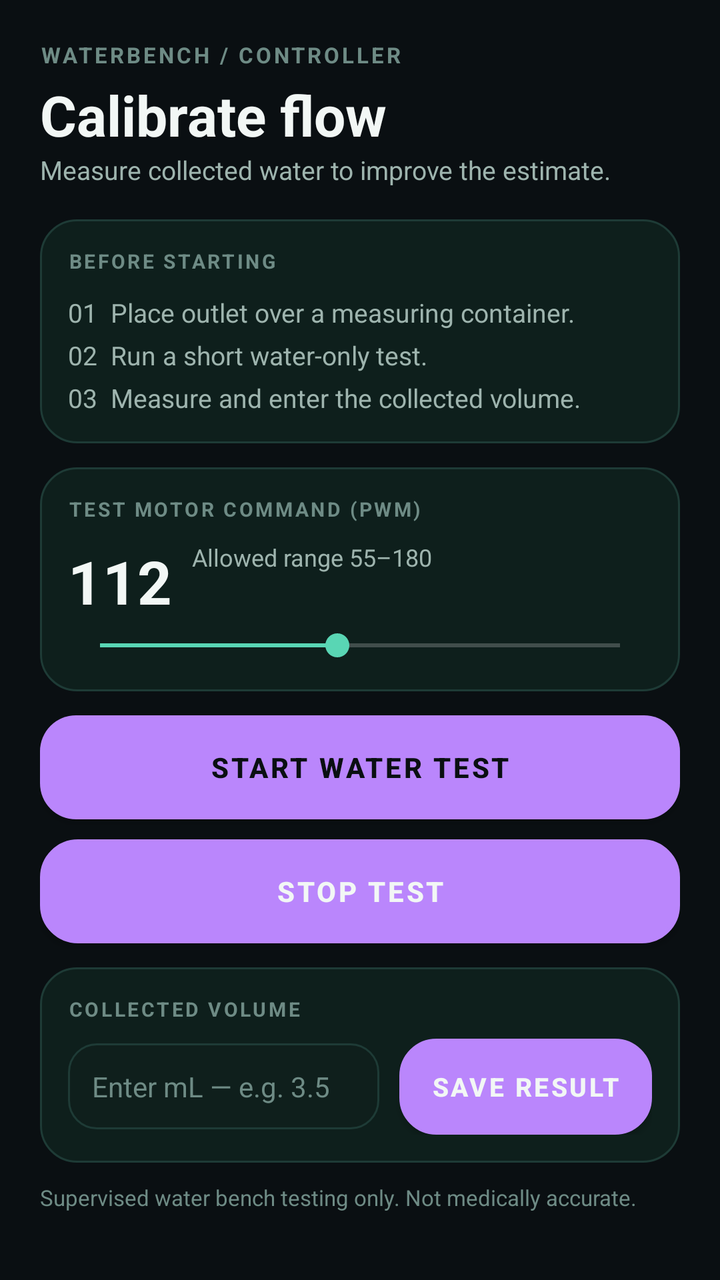
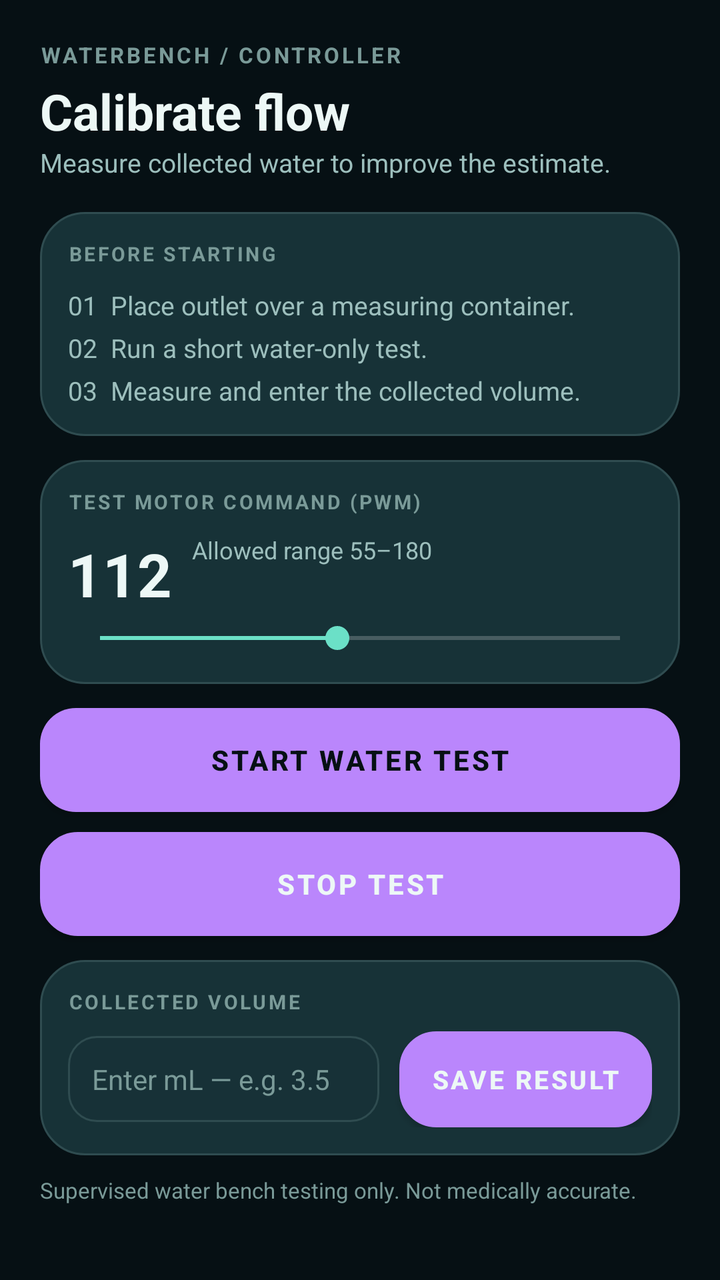

The first picture is an Android layout as it rendered before a commit; the second is the same layout after the commit. The layout source and the unified diff follow.
<!-- AndroidManifest.xml: application theme Theme.WaterBench -->
<!-- res/layout/screen_calibrate.xml -->
<?xml version="1.0" encoding="utf-8"?>
<LinearLayout xmlns:android="http://schemas.android.com/apk/res/android"
    android:layout_width="match_parent"
    android:layout_height="wrap_content"
    android:orientation="vertical"
    android:padding="20dp">

    <TextView android:layout_width="wrap_content" android:layout_height="wrap_content"
        android:text="WATERBENCH / CONTROLLER"
        android:textColor="?attr/wbTextMuted" android:textSize="11sp"
        android:letterSpacing="0.12" android:textStyle="bold" />

    <TextView android:layout_width="wrap_content" android:layout_height="wrap_content"
        android:text="Calibrate flow" android:textColor="?attr/wbTextPrimary"
        android:textSize="28sp" android:textStyle="bold" android:layout_marginTop="4dp" />

    <TextView android:layout_width="wrap_content" android:layout_height="wrap_content"
        android:text="@string/tagline_calibration" android:textColor="?attr/wbTextSecondary"
        android:textSize="13sp" android:layout_marginBottom="16dp" />

    
    <LinearLayout android:layout_width="match_parent" android:layout_height="wrap_content"
        android:orientation="vertical" android:background="@drawable/card_bg"
        android:padding="14dp" android:layout_marginBottom="12dp">

        <TextView android:layout_width="wrap_content" android:layout_height="wrap_content"
            android:text="BEFORE STARTING" android:textColor="?attr/wbTextMuted"
            android:textSize="10sp" android:letterSpacing="0.12" android:textStyle="bold" />

        <TextView android:layout_width="wrap_content" android:layout_height="wrap_content"
            android:layout_marginTop="10dp"
            android:text="01  Place outlet over a measuring container.\n02  Run a short water-only test.\n03  Measure and enter the collected volume."
            android:textColor="?attr/wbTextSecondary" android:textSize="13sp" android:lineSpacingExtra="6dp" />
    </LinearLayout>

    
    <LinearLayout android:layout_width="match_parent" android:layout_height="wrap_content"
        android:orientation="vertical" android:background="@drawable/card_bg"
        android:padding="14dp" android:layout_marginBottom="12dp">

        <TextView android:layout_width="wrap_content" android:layout_height="wrap_content"
            android:text="TEST MOTOR COMMAND (PWM)" android:textColor="?attr/wbTextMuted"
            android:textSize="10sp" android:letterSpacing="0.12" android:textStyle="bold" />

        <LinearLayout android:layout_width="match_parent" android:layout_height="wrap_content"
            android:orientation="horizontal" android:gravity="center_vertical">

            <TextView android:id="@+id/tvCalPwm"
                android:layout_width="wrap_content" android:layout_height="wrap_content"
                android:layout_marginTop="6dp" android:text="112"
                android:textColor="?attr/wbTextPrimary" android:textSize="30sp" android:textStyle="bold" />

            <TextView android:layout_width="wrap_content" android:layout_height="wrap_content"
                android:layout_marginStart="10dp" android:layout_marginBottom="6dp"
                android:text="Allowed range 55–180" android:textColor="?attr/wbTextSecondary"
                android:textSize="12sp" />
        </LinearLayout>

        <SeekBar android:id="@+id/seekCalPwm"
            android:layout_width="match_parent" android:layout_height="wrap_content"
            android:layout_marginTop="6dp" android:max="125" android:progress="57"
            android:progressTint="?attr/wbAccent" android:thumbTint="?attr/wbAccent" />
    </LinearLayout>

    
    <Button android:id="@+id/btnCalStart"
        android:layout_width="match_parent" android:layout_height="52dp"
        android:background="@drawable/btn_normal" android:text="START WATER TEST"
        android:textColor="?attr/wbBg" android:textStyle="bold" android:layout_marginBottom="10dp" />

    <Button android:id="@+id/btnCalStop"
        android:layout_width="match_parent" android:layout_height="52dp"
        android:background="@drawable/btn_stop" android:text="STOP TEST"
        android:textColor="?attr/wbTextPrimary" android:textStyle="bold" android:layout_marginBottom="12dp" />

    
    <LinearLayout android:layout_width="match_parent" android:layout_height="wrap_content"
        android:orientation="vertical" android:background="@drawable/card_bg"
        android:padding="14dp" android:layout_marginBottom="10dp">

        <TextView android:layout_width="wrap_content" android:layout_height="wrap_content"
            android:text="COLLECTED VOLUME" android:textColor="?attr/wbTextMuted"
            android:textSize="10sp" android:letterSpacing="0.12" android:textStyle="bold" />

        <LinearLayout android:layout_width="match_parent" android:layout_height="wrap_content"
            android:orientation="horizontal" android:gravity="center_vertical" android:layout_marginTop="8dp">

            <EditText android:id="@+id/etCalVolume"
                android:layout_width="0dp" android:layout_weight="1" android:layout_height="wrap_content"
                android:background="@drawable/input_bg" android:padding="12dp"
                android:hint="Enter mL — e.g. 3.5" android:textColorHint="?attr/wbTextMuted"
                android:textColor="?attr/wbTextPrimary" android:textSize="14sp"
                android:inputType="numberDecimal" />

            <Button android:id="@+id/btnCalSave"
                android:layout_width="wrap_content" android:layout_height="wrap_content"
                android:background="@drawable/btn_secondary"
                android:paddingStart="16dp" android:paddingEnd="16dp"
                android:text="SAVE RESULT" android:textColor="?attr/wbTextPrimary"
                android:textSize="13sp" android:textStyle="bold" android:layout_marginStart="10dp" />
        </LinearLayout>
    </LinearLayout>

    <TextView android:layout_width="match_parent" android:layout_height="wrap_content"
        android:text="Supervised water bench testing only. Not medically accurate."
        android:textColor="?attr/wbTextMuted" android:textSize="11sp" />

    <TextView android:layout_width="match_parent" android:layout_height="wrap_content"
        android:layout_marginTop="20dp" android:gravity="center"
        android:text="Water-only supervised bench prototype · Not for medical or human use"
        android:textColor="?attr/wbTextMuted" android:textSize="11sp" />
</LinearLayout>
<!-- resources referenced by this layout -->
<resources>
  <!-- drawable btn_normal (drawable) -->
  <?xml version="1.0" encoding="utf-8"?>
  <ripple xmlns:android="http://schemas.android.com/apk/res/android"
      android:color="#33FFFFFF">
      <item>
          <shape android:shape="rectangle">
              <solid android:color="?attr/wbAccent" />
              <corners android:radius="18dp" />
          </shape>
      </item>
  </ripple>
  <!-- drawable btn_secondary (drawable) -->
  <?xml version="1.0" encoding="utf-8"?>
  <ripple xmlns:android="http://schemas.android.com/apk/res/android"
      android:color="#33FFFFFF">
      <item>
          <shape android:shape="rectangle">
              <solid android:color="?attr/wbChipBg" />
              <corners android:radius="18dp" />
              <stroke android:width="1dp" android:color="?attr/wbSurfaceStroke" />
          </shape>
      </item>
  </ripple>
  <!-- drawable btn_stop (drawable) -->
  <?xml version="1.0" encoding="utf-8"?>
  <ripple xmlns:android="http://schemas.android.com/apk/res/android"
      android:color="#33FFFFFF">
      <item>
          <shape android:shape="rectangle">
              <solid android:color="?attr/wbDangerDim" />
              <corners android:radius="18dp" />
              <stroke android:width="2dp" android:color="?attr/wbDanger" />
          </shape>
      </item>
  </ripple>
  <!-- drawable card_bg (drawable) -->
  <?xml version="1.0" encoding="utf-8"?>
  <shape xmlns:android="http://schemas.android.com/apk/res/android"
      android:shape="rectangle">
      <solid android:color="?attr/wbSurface" />
      <corners android:radius="18dp" />
      <stroke android:width="1dp" android:color="?attr/wbSurfaceStroke" />
  </shape>
  <!-- drawable input_bg (drawable) -->
  <?xml version="1.0" encoding="utf-8"?>
  <shape xmlns:android="http://schemas.android.com/apk/res/android"
      android:shape="rectangle">
      <solid android:color="?attr/wbInputBg" />
      <corners android:radius="14dp" />
      <stroke android:width="1dp" android:color="?attr/wbSurfaceStroke" />
  </shape>
  <string name="tagline_calibration">Measure collected water to improve the estimate.</string>
  <style name="Theme.WaterBench" parent="Theme.MaterialComponents.NoActionBar">
          <item name="wbBg">#0A0F12</item>
          <item name="wbSurface">#0E1F1C</item>
          <item name="wbSurfaceStroke">#1E3B36</item>
          <item name="wbInputBg">#14232020</item>
          <item name="wbChipBg">#164138</item>
          <item name="wbNavBg">#E6111614</item>
          <item name="wbNavItemBg">#331E3B36</item>
          <item name="wbProgressTrack">#1A2A26</item>
          <item name="wbAccent">#59D6B4</item>
          <item name="wbAccentDim">#3E9C80</item>
          <item name="wbOnAccent">#0A0F12</item>
          <item name="wbTextPrimary">#F2F7F5</item>
          <item name="wbTextSecondary">#9EB4AE</item>
          <item name="wbTextMuted">#6E8B85</item>
          <item name="wbDanger">#E5484D</item>
          <item name="wbDangerDim">#4A1414</item>
          <item name="wbDangerStroke">#7A1F1F</item>
          <item name="wbWarn">#EFA35C</item>
          <item name="wbWarnDim">#3E2A12</item>
          <item name="wbWarnStroke">#6B4A1E</item>
  
          <item name="android:windowBackground">#0A0F12</item>
          <item name="android:colorPrimary">#59D6B4</item>
          <item name="android:colorAccent">#59D6B4</item>
          <item name="android:statusBarColor">#0A0F12</item>
          <item name="android:navigationBarColor">#0A0F12</item>
          <item name="colorSurface">#0E1F1C</item>
          <item name="colorOnSurface">#F2F7F5</item>
          <item name="android:windowLightStatusBar" tools:targetApi="m">false</item>
      </style>
</resources>

<!-- the commit's change to res/layout/screen_calibrate.xml (unified diff, before → after) -->
@@ -12,7 +12,7 @@
 
     <TextView android:layout_width="wrap_content" android:layout_height="wrap_content"
         android:text="Calibrate flow" android:textColor="?attr/wbTextPrimary"
-        android:textSize="28sp" android:textStyle="bold" android:layout_marginTop="4dp" />
+        android:textSize="25sp" android:textStyle="bold" android:layout_marginTop="4dp" />
 
     <TextView android:layout_width="wrap_content" android:layout_height="wrap_content"
         android:text="@string/tagline_calibration" android:textColor="?attr/wbTextSecondary"
<!-- resource entries referenced after the edit -->
@@ -40,7 +40,7 @@
   <shape xmlns:android="http://schemas.android.com/apk/res/android"
       android:shape="rectangle">
       <solid android:color="?attr/wbSurface" />
-      <corners android:radius="18dp" />
+      <corners android:radius="22dp" />
       <stroke android:width="1dp" android:color="?attr/wbSurfaceStroke" />
   </shape>
   <!-- drawable input_bg (drawable) -->
@@ -53,20 +53,20 @@
   </shape>
   <string name="tagline_calibration">Measure collected water to improve the estimate.</string>
   <style name="Theme.WaterBench" parent="Theme.MaterialComponents.NoActionBar">
-          <item name="wbBg">#0A0F12</item>
-          <item name="wbSurface">#0E1F1C</item>
-          <item name="wbSurfaceStroke">#1E3B36</item>
-          <item name="wbInputBg">#14232020</item>
-          <item name="wbChipBg">#164138</item>
-          <item name="wbNavBg">#E6111614</item>
-          <item name="wbNavItemBg">#331E3B36</item>
-          <item name="wbProgressTrack">#1A2A26</item>
-          <item name="wbAccent">#59D6B4</item>
-          <item name="wbAccentDim">#3E9C80</item>
-          <item name="wbOnAccent">#0A0F12</item>
-          <item name="wbTextPrimary">#F2F7F5</item>
-          <item name="wbTextSecondary">#9EB4AE</item>
-          <item name="wbTextMuted">#6E8B85</item>
+          <item name="wbBg">#061014</item>
+          <item name="wbSurface">#173237</item>
+          <item name="wbSurfaceStroke">#2F4C50</item>
+          <item name="wbInputBg">#141E2E33</item>
+          <item name="wbChipBg">#17393C</item>
+          <item name="wbNavBg">#E60B1B1E</item>
+          <item name="wbNavItemBg">#26464A</item>
+          <item name="wbProgressTrack">#1D3338</item>
+          <item name="wbAccent">#6BE0C7</item>
+          <item name="wbAccentDim">#4FB8A1</item>
+          <item name="wbOnAccent">#061014</item>
+          <item name="wbTextPrimary">#EDF8F6</item>
+          <item name="wbTextSecondary">#9DBFBD</item>
+          <item name="wbTextMuted">#7A9A98</item>
           <item name="wbDanger">#E5484D</item>
           <item name="wbDangerDim">#4A1414</item>
           <item name="wbDangerStroke">#7A1F1F</item>
@@ -74,13 +74,13 @@
           <item name="wbWarnDim">#3E2A12</item>
           <item name="wbWarnStroke">#6B4A1E</item>
   
-          <item name="android:windowBackground">#0A0F12</item>
-          <item name="android:colorPrimary">#59D6B4</item>
-          <item name="android:colorAccent">#59D6B4</item>
-          <item name="android:statusBarColor">#0A0F12</item>
-          <item name="android:navigationBarColor">#0A0F12</item>
-          <item name="colorSurface">#0E1F1C</item>
-          <item name="colorOnSurface">#F2F7F5</item>
+          <item name="android:windowBackground">#061014</item>
+          <item name="android:colorPrimary">#6BE0C7</item>
+          <item name="android:colorAccent">#6BE0C7</item>
+          <item name="android:statusBarColor">#061014</item>
+          <item name="android:navigationBarColor">#061014</item>
+          <item name="colorSurface">#173237</item>
+          <item name="colorOnSurface">#EDF8F6</item>
           <item name="android:windowLightStatusBar" tools:targetApi="m">false</item>
       </style>
 </resources>
